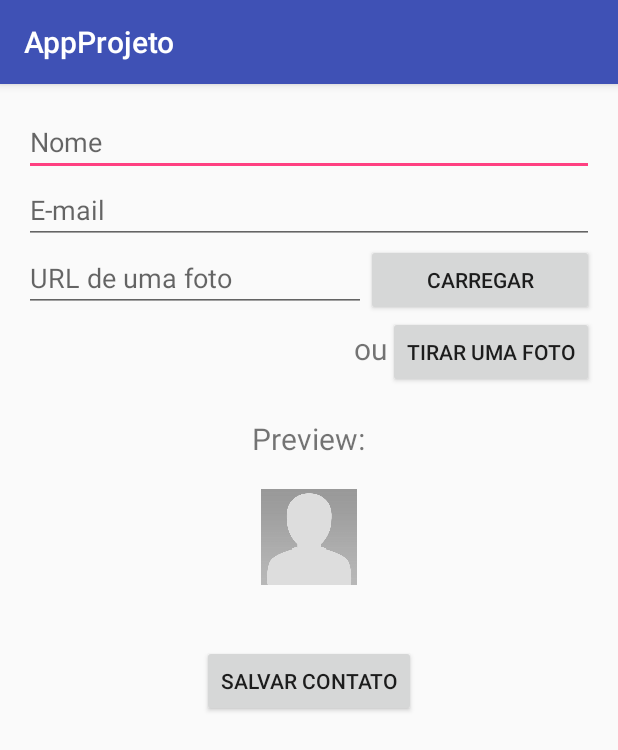
After one commit to Romanope/projetopa, an Android app: the CadastroContato screen opened directly, with no data from a screen before it, on a phone screen of 412 x 824 dp. The commit adds this screen. Shown: the top 750 px of the screen. Run offline under Robolectric (Android 15) with nearby library versions, the phone set to English and light mode, and no system bars.

Commit message:
tela para adicionar contato

```diff
--- a/AppProjeto/app/src/main/AndroidManifest.xml
+++ b/AppProjeto/app/src/main/AndroidManifest.xml
@@ -29,7 +29,8 @@
         <activity
             android:name=".VideosActivity"
             android:label="@string/title_activity_videos"
-            android:theme="@style/AppTheme.NoActionBar"></activity>
+            android:theme="@style/AppTheme.NoActionBar" />
+        <activity android:name=".CadastroContato"></activity>
     </application>
 
 </manifest>
--- /dev/null
+++ b/AppProjeto/app/src/main/java/com/progavancada/appprojeto/CadastroContato.java
@@ -0,0 +1,13 @@
+package com.progavancada.appprojeto;
+
+import android.support.v7.app.AppCompatActivity;
+import android.os.Bundle;
+
+public class CadastroContato extends AppCompatActivity {
+
+    @Override
+    protected void onCreate(Bundle savedInstanceState) {
+        super.onCreate(savedInstanceState);
+        setContentView(R.layout.activity_cadastro_contato);
+    }
+}
--- /dev/null
+++ b/AppProjeto/app/src/main/res/layout/activity_cadastro_contato.xml
@@ -0,0 +1,98 @@
+<?xml version="1.0" encoding="utf-8"?>
+<LinearLayout xmlns:android="http://schemas.android.com/apk/res/android"
+    xmlns:tools="http://schemas.android.com/tools"
+    android:id="@+id/activity_cadastro_contato"
+    android:layout_width="match_parent"
+    android:layout_height="match_parent"
+    android:paddingBottom="@dimen/activity_vertical_margin"
+    android:paddingLeft="@dimen/activity_horizontal_margin"
+    android:paddingRight="@dimen/activity_horizontal_margin"
+    android:paddingTop="@dimen/activity_vertical_margin"
+    android:orientation="vertical"
+    tools:context="com.progavancada.appprojeto.CadastroContato">
+
+    <EditText
+        android:id="@+id/edt_nome_contato"
+        android:layout_width="match_parent"
+        android:layout_height="wrap_content"
+        android:hint="@string/nome_contato" />
+
+    <EditText
+        android:id="@+id/edt_email_contato"
+        android:layout_width="match_parent"
+        android:layout_height="wrap_content"
+        android:hint="@string/email_contato" />
+
+    <LinearLayout
+        android:layout_width="match_parent"
+        android:layout_height="wrap_content"
+        android:weightSum="5" >
+
+        <EditText
+            android:id="@+id/edt_url_foto"
+            android:layout_width="0dp"
+            android:layout_height="wrap_content"
+            android:layout_weight="3"
+            android:hint="@string/url_foto" />
+
+        <Button
+            android:layout_width="0dp"
+            android:layout_height="wrap_content"
+            android:text="@string/carregar"
+            android:layout_weight="2"
+            android:id="@+id/btn_carregar_foto" />
+
+    </LinearLayout>
+
+    <LinearLayout
+        android:layout_width="match_parent"
+        android:layout_height="wrap_content"
+        android:weightSum="5"
+        android:gravity="right"
+        android:layout_marginBottom="20dp">
+
+        <TextView
+            android:layout_width="wrap_content"
+            android:layout_height="wrap_content"
+            android:text="@string/ou"
+            android:textSize="20sp"
+            android:layout_marginBottom="20dp"/>
+
+        <Button
+            android:layout_width="wrap_content"
+            android:layout_height="wrap_content"
+            android:text="@string/tirar_uma_foto"
+            android:id="@+id/btn_tirar_foto" />
+
+    </LinearLayout>
+
+    <LinearLayout
+        android:layout_width="match_parent"
+        android:layout_height="wrap_content"
+        android:orientation="vertical"
+        android:gravity="center">
+
+        <TextView
+            android:layout_width="wrap_content"
+            android:layout_height="wrap_content"
+            android:text="@string/preview"
+            android:textSize="20sp"
+            android:layout_marginBottom="20dp"/>
+
+        <ImageView
+            android:layout_width="64dp"
+            android:layout_height="64dp"
+            android:background="@drawable/semfoto"
+            android:id="@+id/preview_foto"/>
+
+        <Button
+            android:layout_width="wrap_content"
+            android:layout_height="wrap_content"
+            android:text="@string/salvar"
+            android:id="@+id/btn_salvar_contato"
+            android:layout_marginTop="40dp"/>
+
+    </LinearLayout>
+
+
+</LinearLayout>
--- a/AppProjeto/app/src/main/res/values/strings.xml
+++ b/AppProjeto/app/src/main/res/values/strings.xml
@@ -3,4 +3,12 @@
     <string name="title_activity_contatos">ContatosActivity</string>
     <string name="title_activity_musicas">MusicasActivity</string>
     <string name="title_activity_videos">VideosActivity</string>
+    <string name="nome_contato">Nome</string>
+    <string name="email_contato">E-mail</string>
+    <string name="tirar_uma_foto">Tirar uma foto</string>
+    <string name="url_foto">URL de uma foto</string>
+    <string name="salvar">Salvar contato</string>
+    <string name="preview">Preview:</string>
+    <string name="carregar">Carregar</string>
+    <string name="ou">ou</string>
 </resources>
```
Also changed, not shown: AppProjeto/app/src/main/res/drawable/addphoto.png (added).
